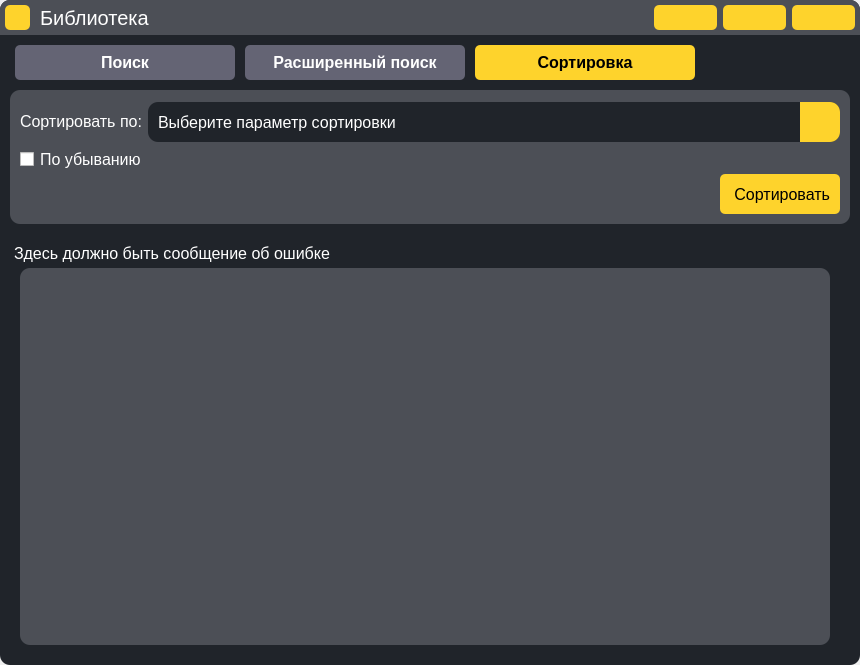
PereverzevIvan/Online_library_for_Polytech, file Design/qt_ui/main_window.ui: the form before one commit.
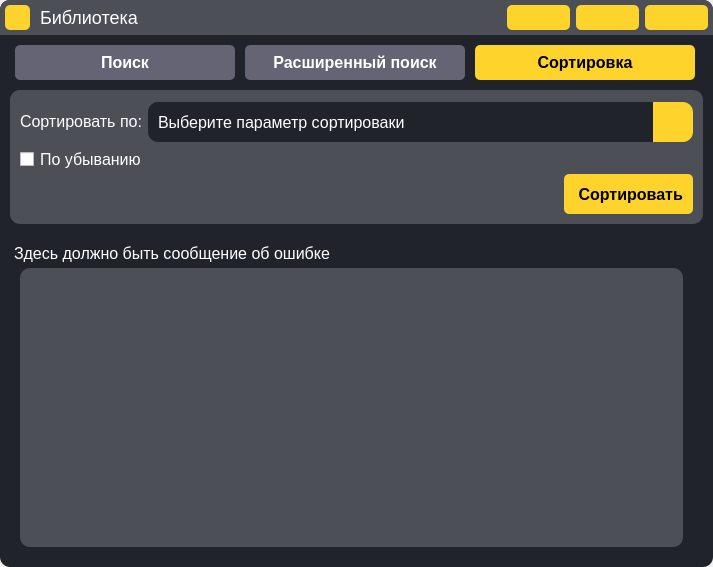
The form after the commit. The open tabs and pages were chosen to show the change. Icons and pictures are not drawn.

```diff
--- a/Design/qt_ui/main_window.ui
+++ b/Design/qt_ui/main_window.ui
@@ -6,10 +6,16 @@
    <rect>
     <x>0</x>
     <y>0</y>
-    <width>860</width>
-    <height>665</height>
+    <width>713</width>
+    <height>567</height>
    </rect>
   </property>
+  <property name="minimumSize">
+   <size>
+    <width>713</width>
+    <height>567</height>
+   </size>
+  </property>
   <property name="windowTitle">
    <string>MainWindow</string>
   </property>
@@ -19,8 +25,8 @@
   <widget class="QWidget" name="central_widget">
    <property name="minimumSize">
     <size>
-     <width>860</width>
-     <height>665</height>
+     <width>0</width>
+     <height>0</height>
     </size>
    </property>
    <property name="styleSheet">
@@ -62,6 +68,8 @@
 }
 
 QTabBar::tab {
+	font-size: 16px;
+	font-weight: 500;
 	background-color: rgb(100,100,116);
     color: white;
     border-radius: 5px;
@@ -89,6 +97,8 @@
 	padding: 0 10px 0 10px;
 	height: 40px;
 	color: black;
+	font-size: 16px;
+	font-weight: 500;
 }
 
 QPushButton:pressed {
@@ -195,7 +205,7 @@
 }
 
 #window_title {
-	font-size: 20px;
+	font-size: 18px;
 }
 
 #title_bar QPushButton {
@@ -889,19 +899,14 @@
                           <cursorShape>PointingHandCursor</cursorShape>
                          </property>
                          <property name="currentText">
-                          <string>Выберите параметр сортировки</string>
+                          <string/>
                          </property>
                          <property name="currentIndex">
-                          <number>0</number>
+                          <number>-1</number>
                          </property>
                          <property name="placeholderText">
                           <string>Выберите параметр сортироваки</string>
                          </property>
-                         <item>
-                          <property name="text">
-                           <string>Выберите параметр сортировки</string>
-                          </property>
-                         </item>
                         </widget>
                        </item>
                       </layout>
@@ -1015,8 +1020,8 @@
                  <rect>
                   <x>0</x>
                   <y>0</y>
-                  <width>830</width>
-                  <height>372</height>
+                  <width>683</width>
+                  <height>274</height>
                  </rect>
                 </property>
                 <layout class="QVBoxLayout" name="verticalLayout_5">
```
